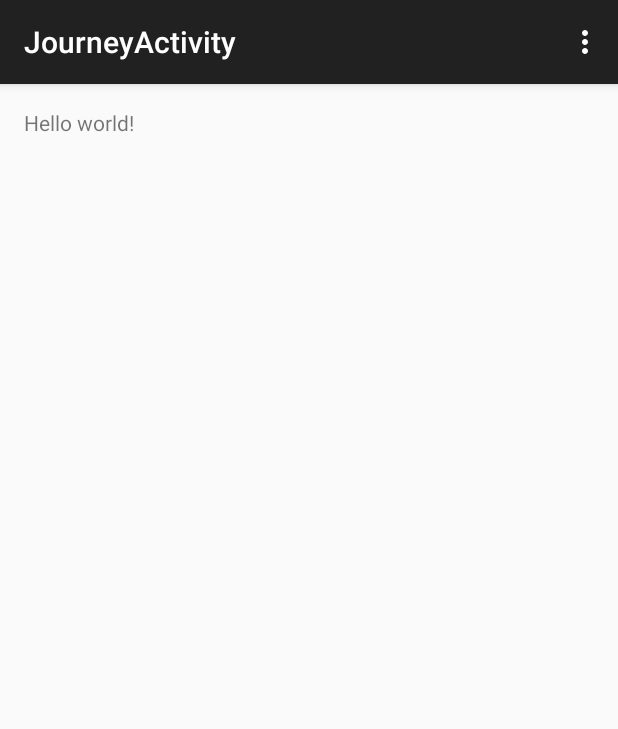
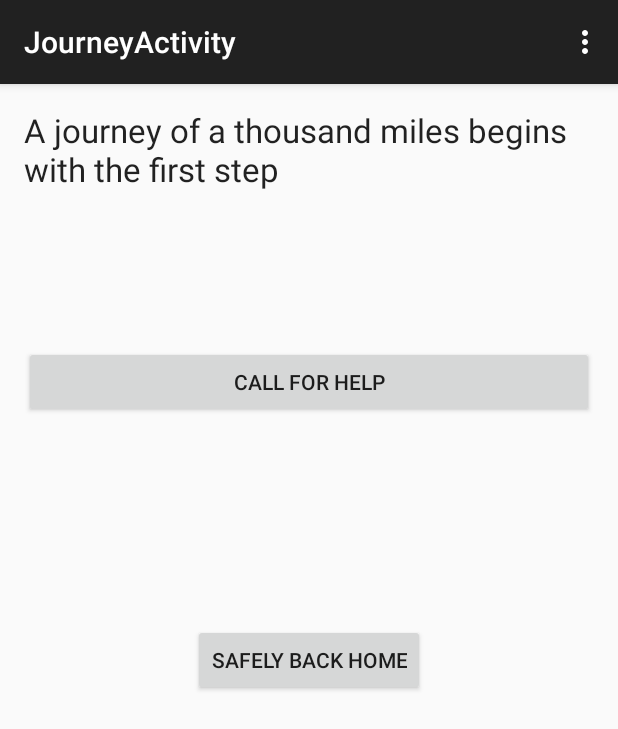
Before and after one commit to chenleishen/WalkHomeSafe, an Android app: the JourneyActivity screen opened directly, with no data from a screen before it, on a phone screen of 412 x 824 dp. Shown: the top 729 px of the screen. Run offline under Robolectric (Android 15) with nearby library versions, the phone set to English and light mode, and no system bars.

Commit message:
Working Up to New Page

```diff
--- a/WalkSafe/app/src/main/java/com/example/deltahacks/walksafe/CustomOnItemSelectedListener.java
+++ b/WalkSafe/app/src/main/java/com/example/deltahacks/walksafe/CustomOnItemSelectedListener.java
@@ -10,9 +10,9 @@ import android.widget.Toast;
  */
 public class CustomOnItemSelectedListener implements OnItemSelectedListener{
     public void onItemSelected(AdapterView<?> parent, View view, int pos,long id) {
-        Toast.makeText(parent.getContext(),
-                "OnItemSelectedListener : " + parent.getItemAtPosition(pos).toString(),
-                Toast.LENGTH_SHORT).show();
+//        Toast.makeText(parent.getContext(),
+//                "OnItemSelectedListener : " + parent.getItemAtPosition(pos).toString(),
+//                Toast.LENGTH_SHORT).show();
     }
     @Override
     public void onNothingSelected(AdapterView<?> arg0) {
--- a/WalkSafe/app/src/main/java/com/example/deltahacks/walksafe/JourneyActivity.java
+++ b/WalkSafe/app/src/main/java/com/example/deltahacks/walksafe/JourneyActivity.java
@@ -35,15 +35,16 @@ public class JourneyActivity extends ActionBarActivity {
         if (id == R.id.action_settings) {
             return true;
         }
-
         return super.onOptionsItemSelected(item);
     }
 
     public void startJourney(View view){
         Intent intent = getIntent();
         Intent nextIntent = new Intent(this, MainActivity.class);
-
         User jane = new User();
+        int journeyNum = (int) intent.getSerializableExtra("journeyKey");
+        jane.start(journeyNum);
+        startActivity(nextIntent);
     }
 
 }
--- a/WalkSafe/app/src/main/java/com/example/deltahacks/walksafe/User.java
+++ b/WalkSafe/app/src/main/java/com/example/deltahacks/walksafe/User.java
@@ -28,13 +28,13 @@ public class User implements Serializable {
         };
     }
 
-    public void start(Journey journey){
+    public void start(int journeyNum){
         /**
          * display wait screen
          */
         if (checkBoxCheck())
         {
-            timeKeeper.postDelayed(checkAgainSignal,journey.getDuration()*1000*60);
+            timeKeeper.postDelayed(checkAgainSignal, journeyNum*1000*60);
         }
     }
 
--- a/WalkSafe/app/src/main/res/layout/activity_journey.xml
+++ b/WalkSafe/app/src/main/res/layout/activity_journey.xml
@@ -6,7 +6,37 @@
     android:paddingBottom="@dimen/activity_vertical_margin"
     tools:context="com.example.deltahacks.walksafe.JourneyActivity">
 
-    <TextView android:text="@string/hello_world" android:layout_width="wrap_content"
-        android:layout_height="wrap_content" />
+
+
+    <TextView
+        android:layout_width="wrap_content"
+        android:layout_height="wrap_content"
+        android:textAppearance="?android:attr/textAppearanceLarge"
+        android:text="A journey of a thousand miles begins with the first step"
+        android:id="@+id/textView"
+        android:layout_centerHorizontal="true" />
+
+    <Button
+        android:layout_width="wrap_content"
+        android:layout_height="wrap_content"
+        android:text="@string/panic"
+        android:id="@+id/Panic"
+        android:layout_marginTop="103dp"
+        android:layout_below="@+id/textView"
+        android:onClick="jane.startPanic"
+        android:layout_alignParentLeft="true"
+        android:layout_alignParentStart="true"
+        android:layout_alignParentRight="true"
+        android:layout_alignParentEnd="true" />
+
+    <Button
+        style="?android:attr/buttonStyleSmall"
+        android:layout_width="wrap_content"
+        android:layout_height="wrap_content"
+        android:text="@string/home"
+        android:onClick="jane.gotHome"
+        android:id="@+id/home"
+        android:layout_centerVertical="true"
+        android:layout_centerHorizontal="true" />
 
 </RelativeLayout>
--- a/WalkSafe/app/src/main/res/values/strings.xml
+++ b/WalkSafe/app/src/main/res/values/strings.xml
@@ -18,6 +18,9 @@
     <string name="save">Save</string>
     <string name="main_menu">Back to Menu</string>
     <string name="saved">Contacts were successfully saved!</string>
+    <string name="panic">Call For Help</string>
+    <string name="home">Safely Back Home</string>
+    <string name="settings">Settings</string>
 
     <string name="duration">Choose a Journey</string>
 
```
Also changed, not shown: WalkSafe/app/src/main/java/com/example/deltahacks/walksafe/MainActivity.java (+4 -21 lines), WalkSafe/app/src/main/res/layout/activity_main.xml (+13 -4 lines).
